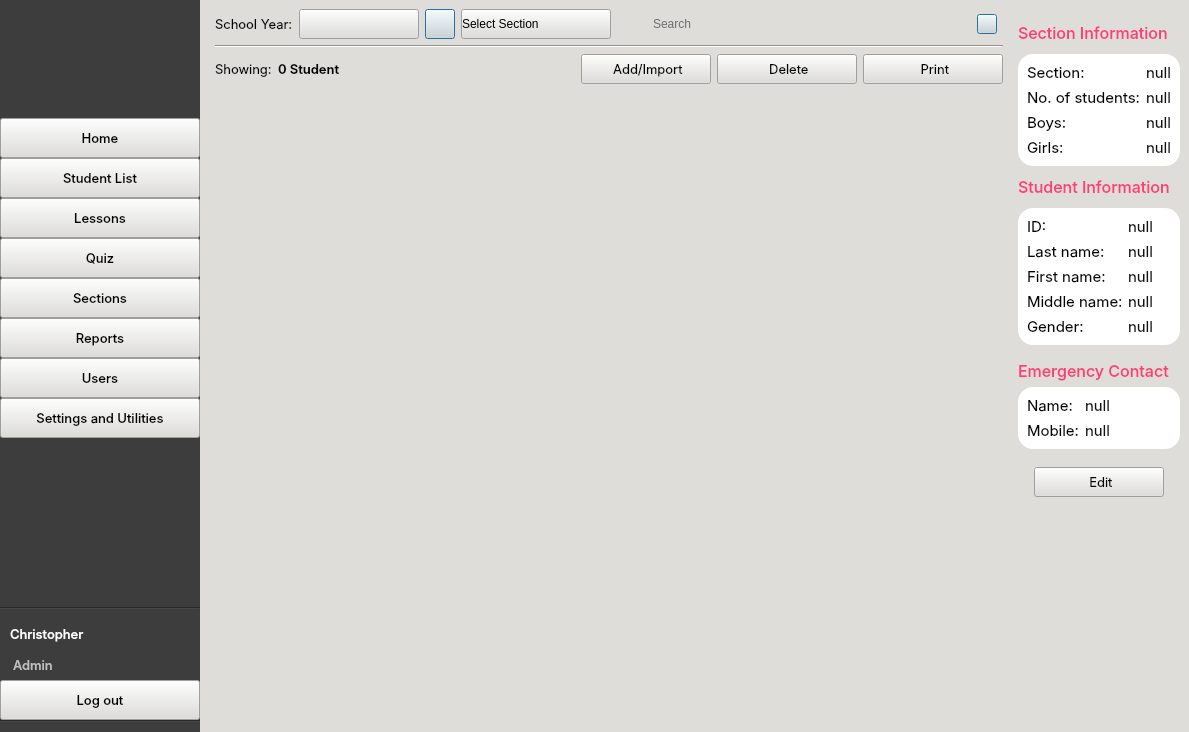
Qt form CAI_PyQt/CAI_Admin/UI/FormHome.ui (CPG19040/CPG19040) before a commit.
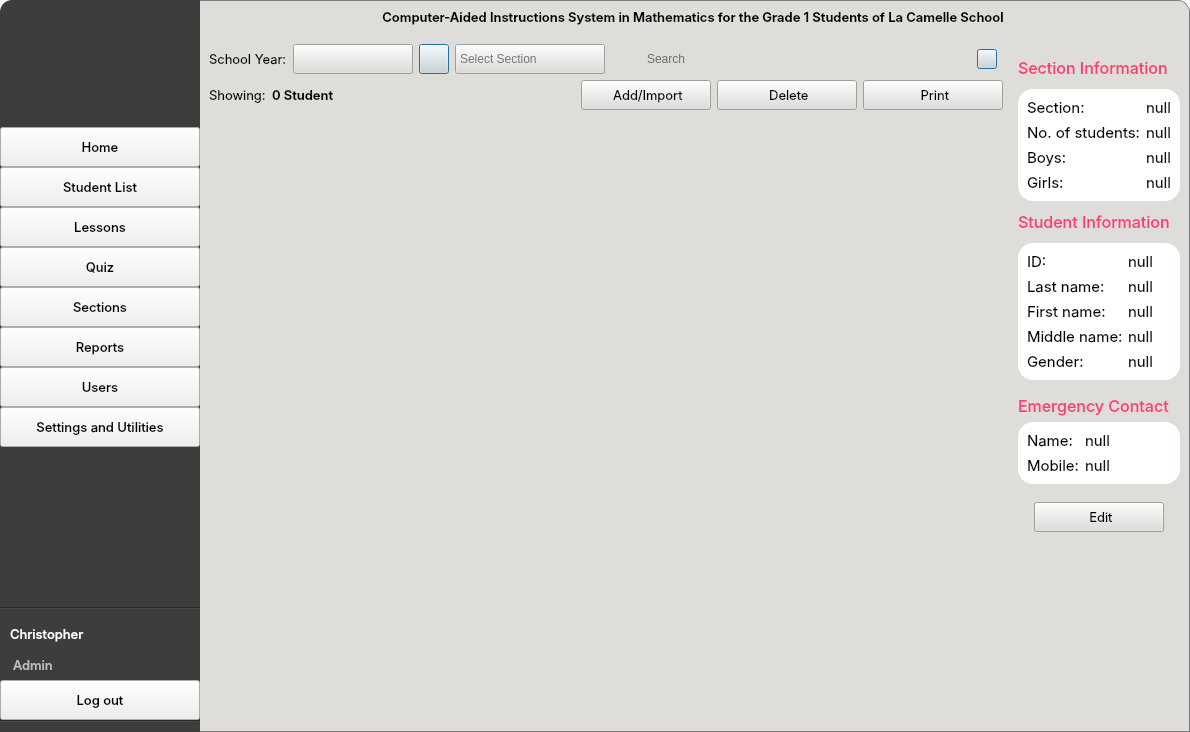
The same form after that commit. The open tabs and pages were chosen to show the change. Icons and pictures are not drawn.

Patch:
```diff
--- a/CAI_PyQt/CAI_Admin/UI/FormHome.ui
+++ b/CAI_PyQt/CAI_Admin/UI/FormHome.ui
@@ -6,14 +6,14 @@
    <rect>
     <x>0</x>
     <y>0</y>
-    <width>1189</width>
+    <width>1190</width>
     <height>732</height>
    </rect>
   </property>
   <property name="minimumSize">
    <size>
-    <width>1036</width>
-    <height>675</height>
+    <width>1190</width>
+    <height>732</height>
    </size>
   </property>
   <property name="font">
@@ -33,10 +33,18 @@
     <normaloff>:/Images/Images/favicon.ico</normaloff>:/Images/Images/favicon.ico</iconset>
   </property>
   <property name="styleSheet">
-   <string notr="true">* {
-	margin: 0px;
-	background-color: rgb(222, 221, 218); 
-	font: 10pt &quot;Inter&quot;; 
+   <string notr="true">QMainWindow, #centralwidget {
+	background: transparent;
+}
+
+QMessageBox {
+	background-color: #deddda;
+	font: 10pt &quot;Inter&quot;;
+	color: black;
+}
+
+QMessageBox QLabel {
+	font: 10pt &quot;Inter&quot;;
 	color: black;
 }
 
@@ -44,158 +52,30 @@
 	font: 10pt &quot;Inter&quot;;
 	height: 30px;
 	padding: 0px 12px;
-}
-
-QPushButton[class=&quot;button-green&quot;] {
-	border: 1px solid #0a5128;
-    border-radius: 15px;
-    padding: 0px 10px 0px;
-    background: qlineargradient(x1:0, y1:0, x2:0, y2:1, 
-                                stop:0 #1ebd5d, 
-                                stop:1 #107f3f);
-    color: #FFF;
-    font: 10pt &quot;Inter SemiBold&quot;;
-}
-
-QPushButton[class=&quot;button-green&quot;]:hover {
-    background: qlineargradient(x1:0, y1:0, x2:0, y2:1, 
-                                stop:0 #2ecc71, 
-                                stop:1 #27AE60);
-}
-
-QPushButton[class=&quot;button-green&quot;]:pressed {
-    background: qlineargradient(x1:0, y1:0, x2:0, y2:1, 
-                                stop:0 #0b572a, 
-                                stop:1 #129046); 
-}
-
-QPushButton[class=&quot;button-green&quot;]:disabled {
-    background: #A5D6A7;
-    color: #E8F5E9;
-    opacity: 0.6;
-}
-
-*[class=&quot;button-normal&quot;] {
+	background-color: #deddda;
 	font: 10pt &quot;Inter&quot;;
-	background: qlineargradient(x1:0, y1:0, x2:0, y2:1, 
-                                stop:0 #ffffff, 
-                                stop:1 #d8ecf6);
 	color: black;
-	border-radius: 15px;
-	border: 1px solid rgb(154, 153, 150);
-}
-
-*[class=&quot;button-normal&quot;]:hover {
-	background: qlineargradient(x1:0, y1:0, x2:0, y2:1, 
-                                stop:0 #ffffff, 
-                                stop:1 #f2f6f8);
-}
-
-*[class=&quot;button-normal&quot;]:pressed {
-    background: qlineargradient(x1:0, y1:0, x2:0, y2:1, 
-                                stop:0 #dce5e9, 
-                                stop:1 #ffffff);
-}
-
-*[class=&quot;button-normal&quot;]:disabled {
-	background: #f5f5f5;
-	border: 1px solid #dcdcdc;
-	color: #aeaeae;
-}
-
-/* 1. THE MAIN CONTAINER */
-QScrollArea { 
-    border: none;
-    border-radius: 20px;
-	background-color: rgb(246, 245, 244);
-}
-
-/* 2. THE VIEWPORT (Crucial for transparency/backgrounds) */
-QScrollArea QWidget #qt_scrollarea_viewport {
-    background: transparent;
-    border-radius: 20px;
-}
-
-/* 3. VERTICAL SCROLLBAR */
-QScrollBar:vertical {
-    border: none;
-    background: #ffffff;
-    width: 10px;
-    margin: 0px;
-    border-radius: 5px;
-}
-
-QScrollBar::handle:vertical {
-    background: #7a7a7a;
-    min-height: 20px;
-    border-radius: 5px;
-}
-
-QScrollBar::handle:vertical:hover {
-    background: #574939;
-}
-
-/* 4. HORIZONTAL SCROLLBAR */
-QScrollBar:horizontal {
-    border: none;
-    background: #ffffff;
-    height: 10px; /* Note: height, not width */
-    margin: 0px;
-    border-radius: 5px;
-}
-
-QScrollBar::handle:horizontal {
-    background: #7a7a7a;
-    min-width: 20px;
-    border-radius: 5px;
-}
-
-QScrollBar::handle:horizontal:hover {
-    background: #574939;
-}
-
-/* 5. REMOVE BUTTONS &amp; TRACK BACKGROUNDS */
-/* This handles both horizontal and vertical arrows/tracks */
-QScrollBar::add-line:vertical, QScrollBar::sub-line:vertical,
-QScrollBar::add-line:horizontal, QScrollBar::sub-line:horizontal {
-    border: none;
-    background: none;
-    width: 0px;
-    height: 0px;
-}
-
-QScrollBar::add-page:vertical, QScrollBar::sub-page:vertical,
-QScrollBar::add-page:horizontal, QScrollBar::sub-page:horizontal {
-    background: none;
-}
-
-/* 6. THE CORNER WIDGET 
-   (The small square where both bars meet) */
-QScrollArea QWidget #qt_scrollarea_corner {
-    background: transparent;
-    border: none;
-}
-
-QDateEdit {
-	background-color: #fff;
-}
-
-QLabel {
-	background: transparent;
 }</string>
   </property>
   <widget class="QWidget" name="centralwidget">
    <property name="styleSheet">
-    <string notr="true">QComboBox[class=&quot;combobox-main&quot;] QAbstractItemView {
-    background-color: white;
-    border: 1px solid #999;
-    border-radius: 8px;
-    selection-background-color: #7eb4d7;
-    selection-color: #ffffff;
-    outline: 0; /* Removes the ugly dotted focus border */
+    <string notr="true">* {
+	color: black;
+	font: 10pt &quot;Inter&quot;;
+}
+
+#contentWindow {
+	background-color: transparent;
+}
+
+QTabWidget, QTabWidget * {
+	background-color: #deddda;
 }</string>
    </property>
    <layout class="QHBoxLayout" name="horizontalLayout_2">
+    <property name="spacing">
+     <number>0</number>
+    </property>
     <property name="leftMargin">
      <number>0</number>
     </property>
@@ -226,7 +106,11 @@
        </font>
       </property>
       <property name="styleSheet">
-       <string notr="true">#navigationBar, #widget_logo, #line, #line_2 {
+       <string notr="true">#navigationBar {
+	border-top-left-radius: 12px;
+}
+
+#navigationBar, #line, #line_2 {
 	background-color: rgb(61, 61, 61); /* Dark Gray or Storm Dust */
 }
 
@@ -261,7 +145,7 @@
         <number>0</number>
        </property>
        <property name="topMargin">
-        <number>0</number>
+        <number>9</number>
        </property>
        <property name="rightMargin">
         <number>0</number>
@@ -272,7 +156,7 @@
        <item>
         <widget class="QWidget" name="widget_logo" native="true">
          <property name="styleSheet">
-          <string notr="true"/>
+          <string notr="true">background: transparent;</string>
          </property>
          <layout class="QHBoxLayout" name="horizontalLayout_10">
           <item>
@@ -296,7 +180,7 @@
              </size>
             </property>
             <property name="styleSheet">
-             <string notr="true">background-color: rgba(191, 64, 64, 0);</string>
+             <string notr="true">background-color: transparent;</string>
             </property>
             <property name="text">
              <string/>
@@ -858,6 +742,449 @@
      </widget>
     </item>
     <item>
+     <widget class="QWidget" name="contentWindow" native="true">
+      <property name="styleSheet">
+       <string notr="true"/>
+      </property>
+      <layout class="QVBoxLayout" name="verticalLayout_35">
+       <property name="spacing">
+        <number>0</number>
+       </property>
+       <property name="leftMargin">
+        <number>0</number>
+       </property>
+       <property name="topMargin">
+        <number>0</number>
+       </property>
+       <property name="rightMargin">
+        <number>0</number>
+       </property>
+       <property name="bottomMargin">
+        <number>0</number>
+       </property>
+       <item>
+        <widget class="QWidget" name="frame_header" native="true">
+         <property name="mouseTracking">
+          <bool>true</bool>
+         </property>
+         <property name="styleSheet">
+          <string notr="true">#frame_header {
+	background-color: #deddda;
+	border-top-right-radius: 12px;
+	border: 1px solid #7a7a7a;
+	border-left: none;
+	border-bottom: none;
+}</string>
+         </property>
+         <layout class="QHBoxLayout" name="horizontalLayout_42">
+          <property name="spacing">
+           <number>0</number>
+          </property>
+          <property name="leftMargin">
+           <number>0</number>
+          </property>
+          <property name="topMargin">
+           <number>0</number>
+          </property>
+          <property name="rightMargin">
+           <number>4</number>
+          </property>
+          <property name="bottomMargin">
+           <number>0</number>
+          </property>
+          <item>
+           <widget class="QWidget" name="widget_window_icon" native="true">
+            <property name="minimumSize">
+             <size>
+              <width>90</width>
+              <height>35</height>
+             </size>
+            </property>
+            <property name="maximumSize">
+             <size>
+              <width>90</width>
+              <height>35</height>
+             </size>
+            </property>
+            <property name="styleSheet">
+             <string notr="true">background: transparent;</string>
+            </property>
+            <layout class="QHBoxLayout" name="horizontalLayout_41">
+             <property name="leftMargin">
+              <number>0</number>
+             </property>
+             <property name="topMargin">
+              <number>0</number>
+             </property>
+             <property name="rightMargin">
+              <number>0</number>
+             </property>
+             <property name="bottomMargin">
+              <number>0</number>
+             </property>
+            </layout>
+           </widget>
+          </item>
+          <item>
+           <widget class="QLabel" name="label_windowTitle">
+            <property name="font">
+             <font>
+              <family>Inter SemiBold</family>
+              <pointsize>10</pointsize>
+              <weight>50</weight>
+              <italic>false</italic>
+              <bold>false</bold>
+             </font>
+            </property>
+            <property name="styleSheet">
+             <string notr="true">background: transparent;
+color: rgb(0, 0, 0);
+font: 10pt &quot;Inter SemiBold&quot;;</string>
+            </property>
+            <property name="text">
+             <string>Computer-Aided Instructions System in Mathematics for the Grade 1 Students of La Camelle School</string>
+            </property>
+            <property name="alignment">
+             <set>Qt::AlignCenter</set>
+            </property>
+           </widget>
+          </item>
+          <item>
+           <widget class="QWidget" name="widget_window_buttons" native="true">
+            <property name="minimumSize">
+             <size>
+              <width>90</width>
+              <height>35</height>
+             </size>
+            </property>
+            <property name="maximumSize">
+             <size>
+              <width>90</width>
+              <height>35</height>
+             </size>
+            </property>
+            <property name="styleSheet">
+             <string notr="true">background: transparent;</string>
+            </property>
+            <layout class="QHBoxLayout" name="horizontalLayout_44">
+             <property name="spacing">
+              <number>9</number>
+             </property>
+             <property name="leftMargin">
+              <number>9</number>
+             </property>
+             <property name="topMargin">
+              <number>0</number>
+             </property>
+             <property name="rightMargin">
+              <number>9</number>
+             </property>
+             <property name="bottomMargin">
+              <number>0</number>
+             </property>
+             <item>
+              <widget class="QPushButton" name="btnMinimize">
+               <property name="minimumSize">
+                <size>
+                 <width>24</width>
+                 <height>24</height>
+                </size>
+               </property>
+               <property name="maximumSize">
+                <size>
+                 <width>24</width>
+                 <height>24</height>
+                </size>
+               </property>
+               <property name="cursor">
+                <cursorShape>PointingHandCursor</cursorShape>
+               </property>
+               <property name="styleSheet">
+                <string notr="true">#btnMinimize {
+	border-radius: 12px;
+	background-color: transparent;
+}
+
+#btnMinimize:hover {
+	background-color: rgb(248, 228, 92);
+}</string>
+               </property>
+               <property name="text">
+                <string/>
+               </property>
+               <property name="icon">
+                <iconset resource="../resources.qrc">
+                 <normaloff>:/Images/Images/minimize-sign.png</normaloff>:/Images/Images/minimize-sign.png</iconset>
+               </property>
+               <property name="iconSize">
+                <size>
+                 <width>12</width>
+                 <height>12</height>
+                </size>
+               </property>
+              </widget>
+             </item>
+             <item>
+              <widget class="QPushButton" name="btnMaximize">
+               <property name="minimumSize">
+                <size>
+                 <width>24</width>
+                 <height>24</height>
+                </size>
+               </property>
+               <property name="maximumSize">
+                <size>
+                 <width>24</width>
+                 <height>24</height>
+                </size>
+               </property>
+               <property name="cursor">
+                <cursorShape>PointingHandCursor</cursorShape>
+               </property>
+               <property name="styleSheet">
+                <string notr="true">#btnMaximize {
+	border-radius: 12px;
+	background-color: transparent;
+}
+
+#btnMaximize:hover {
+	background-color: #3bca5c;
+}</string>
+               </property>
+               <property name="text">
+                <string/>
+               </property>
+               <property name="icon">
+                <iconset resource="../resources.qrc">
+                 <normaloff>:/Images/Images/maximize.png</normaloff>:/Images/Images/maximize.png</iconset>
+               </property>
+              </widget>
+             </item>
+             <item>
+              <widget class="QPushButton" name="btnClose">
+               <property name="minimumSize">
+                <size>
+                 <width>24</width>
+                 <height>24</height>
+                </size>
+               </property>
+               <property name="maximumSize">
+                <size>
+                 <width>24</width>
+                 <height>24</height>
+                </size>
+               </property>
+               <property name="cursor">
+                <cursorShape>PointingHandCursor</cursorShape>
+               </property>
+               <property name="styleSheet">
+                <string notr="true">#btnClose {
+	border-radius: 12px;
+	background-color: transparent;
+}
+
+#btnClose:hover {
+	background-color: rgb(246, 97, 81);
+}</string>
+               </property>
+               <property name="text">
+                <string/>
+               </property>
+               <property name="icon">
+                <iconset resource="../resources.qrc">
+                 <normaloff>:/Images/Images/clear.png</normaloff>:/Images/Images/clear.png</iconset>
+               </property>
+              </widget>
+             </item>
+            </layout>
+           </widget>
+          </item>
+         </layout>
+        </widget>
+       </item>
+       <item>
+        <widget class="QWidget" name="widget_body" native="true">
+         <property name="minimumSize">
+          <size>
+           <width>0</width>
+           <height>100</height>
+          </size>
+         </property>
+         <property name="styleSheet">
+          <string notr="true">* {
+	background-color: #deddda;
+}
+
+#widget_body {
+	border: 1px solid #7a7a7a;
+	border-left: none;
+	border-top: none;
+}
+
+QComboBox[class=&quot;combobox-main&quot;] QAbstractItemView {
+    background-color: transparent;
+    border: 1px solid #999;
+    border-radius: 8px;
+    selection-background-color: #7eb4d7;
+    selection-color: #ffffff;
+    outline: 0; /* Removes the ugly dotted focus border */
+}
+
+QPushButton[class=&quot;button-green&quot;] {
+	border: 1px solid #0a5128;
+    border-radius: 15px;
+    padding: 0px 10px 0px;
+    background: qlineargradient(x1:0, y1:0, x2:0, y2:1, 
+                                stop:0 #1ebd5d, 
+                                stop:1 #107f3f);
+    color: #FFF;
+    font: 10pt &quot;Inter SemiBold&quot;;
+}
+
+QPushButton[class=&quot;button-green&quot;]:hover {
+    background: qlineargradient(x1:0, y1:0, x2:0, y2:1, 
+                                stop:0 #2ecc71, 
+                                stop:1 #27AE60);
+}
+
+QPushButton[class=&quot;button-green&quot;]:pressed {
+    background: qlineargradient(x1:0, y1:0, x2:0, y2:1, 
+                                stop:0 #0b572a, 
+                                stop:1 #129046); 
+}
+
+QPushButton[class=&quot;button-green&quot;]:disabled {
+    background: #A5D6A7;
+    color: #E8F5E9;
+    opacity: 0.6;
+}
+
+*[class=&quot;button-normal&quot;] {
+	font: 10pt &quot;Inter&quot;;
+	background: qlineargradient(x1:0, y1:0, x2:0, y2:1, 
+                                stop:0 #ffffff, 
+                                stop:1 #d8ecf6);
+	color: black;
+	border-radius: 15px;
+	border: 1px solid rgb(154, 153, 150);
+}
+
+*[class=&quot;button-normal&quot;]:hover {
+	background: qlineargradient(x1:0, y1:0, x2:0, y2:1, 
+                                stop:0 #ffffff, 
+                                stop:1 #f2f6f8);
+}
+
+*[class=&quot;button-normal&quot;]:pressed {
+    background: qlineargradient(x1:0, y1:0, x2:0, y2:1, 
+                                stop:0 #dce5e9, 
+                                stop:1 #ffffff);
+}
+
+*[class=&quot;button-normal&quot;]:disabled {
+	background: #f5f5f5;
+	border: 1px solid #dcdcdc;
+	color: #aeaeae;
+}
+
+/* 1. THE MAIN CONTAINER */
+QScrollArea { 
+    border: none;
+    border-radius: 20px;
+	background-color: #deddda;
+}
+
+/* 2. THE VIEWPORT
+QScrollArea QWidget #qt_scrollarea_viewport {
+    background: transparent;
+    border-radius: 20px;
+}
+
+/* 3. VERTICAL SCROLLBAR */
+QScrollBar:vertical {
+    border: none;
+    background: #ffffff;
+    width: 10px;
+    margin: 0px;
+    border-radius: 5px;
+}
+
+QScrollBar::handle:vertical {
+    background: #7a7a7a;
+    min-height: 20px;
+    border-radius: 5px;
+}
+
+QScrollBar::handle:vertical:hover {
+    background: #574939;
+}
+
+/* 4. HORIZONTAL SCROLLBAR */
+QScrollBar:horizontal {
+    border: none;
+    background: #ffffff;
+    height: 10px;
+    margin: 0px;
+    border-radius: 5px;
+}
+
+QScrollBar::handle:horizontal {
+    background: #7a7a7a;
+    min-width: 20px;
+    border-radius: 5px;
+}
+
+QScrollBar::handle:horizontal:hover {
+    background: #574939;
+}
+
+/* 5. REMOVE BUTTONS &amp; TRACK BACKGROUNDS */
+/* This handles both horizontal and vertical arrows/tracks */
+QScrollBar::add-line:vertical, QScrollBar::sub-line:vertical,
+QScrollBar::add-line:horizontal, QScrollBar::sub-line:horizontal {
+    border: none;
+    background: none;
+    width: 0px;
+    height: 0px;
+}
+
+QScrollBar::add-page:vertical, QScrollBar::sub-page:vertical,
+QScrollBar::add-page:horizontal, QScrollBar::sub-page:horizontal {
+    background: none;
+}
+
+/* 6. THE CORNER WIDGET 
+   (The small square where both bars meet) */
+QScrollArea QWidget #qt_scrollarea_corner {
+    background: transparent;
+    border: none;
+}
+
+QDateEdit {
+	background-color: #fff;
+}
+
+QLabel {
+	background: transparent;
+}</string>
+         </property>
+         <layout class="QVBoxLayout" name="verticalLayout_37">
+          <property name="spacing">
+           <number>0</number>
+          </property>
+          <property name="leftMargin">
+           <number>0</number>
+          </property>
+          <property name="topMargin">
+           <number>0</number>
+          </property>
+          <property name="rightMargin">
+           <number>1</number>
+          </property>
+          <property name="bottomMargin">
+           <number>1</number>
+          </property>
+          <item>
      <widget class="QStackedWidget" name="stackedWidget">
       <property name="minimumSize">
        <size>
@@ -2307,8 +2634,8 @@
                    </property>
                    <property name="iconSize">
                     <size>
-                     <width>8</width>
-                     <height>8</height>
+                           <width>14</width>
+                           <height>14</height>
                     </size>
                    </property>
                    <property name="default">
@@ -2325,13 +2652,6 @@
              </layout>
             </widget>
            </item>
-           <item>
-            <widget class="Line" name="line_8">
-             <property name="orientation">
-              <enum>Qt::Horizontal</enum>
-             </property>
-            </widget>
-           </item>
            <item>
             <widget class="QWidget" name="widget_19" native="true">
              <property name="minimumSize">
@@ -2573,8 +2893,8 @@
                <rect>
                 <x>0</x>
                 <y>0</y>
-                <width>100</width>
-                <height>30</height>
+                      <width>794</width>
+                      <height>600</height>
                </rect>
               </property>
               <layout class="QGridLayout" name="gridLayout_stud_card"/>
@@ -8618,6 +8938,12 @@
         </item>
        </layout>
       </widget>
+           </widget>
+          </item>
+         </layout>
+        </widget>
+       </item>
+      </layout>
      </widget>
     </item>
    </layout>
```
Left out of the diff: 32 changed lines with no effect on the pictures. Lines whose indentation alone changed are shown as unchanged.
